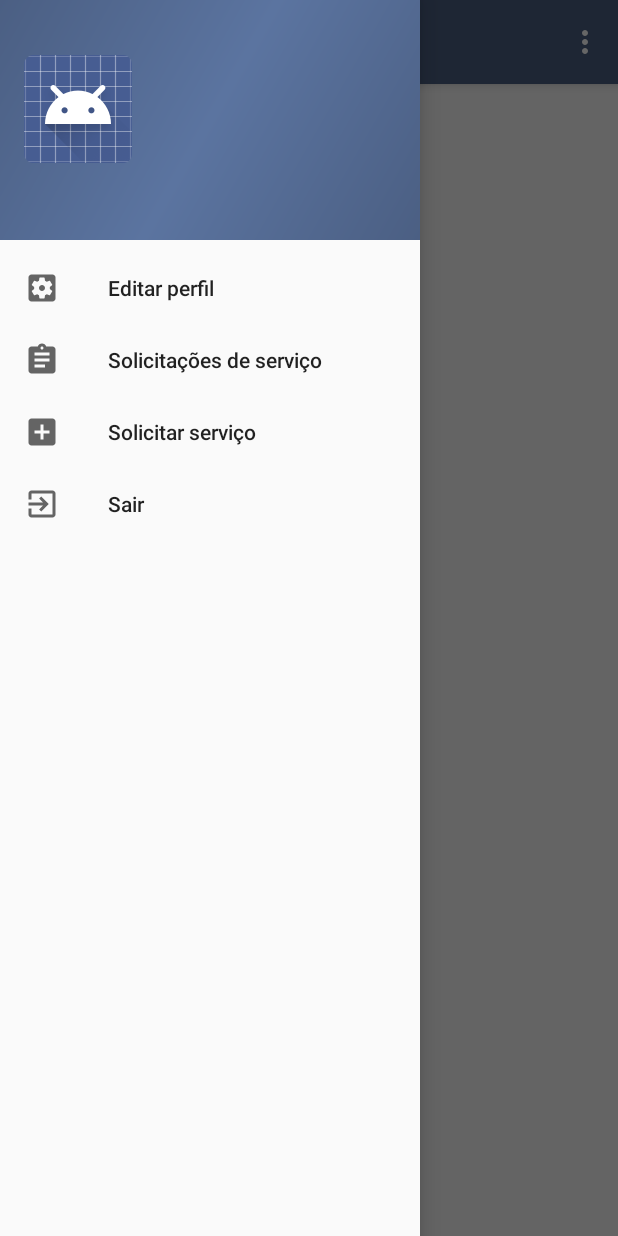
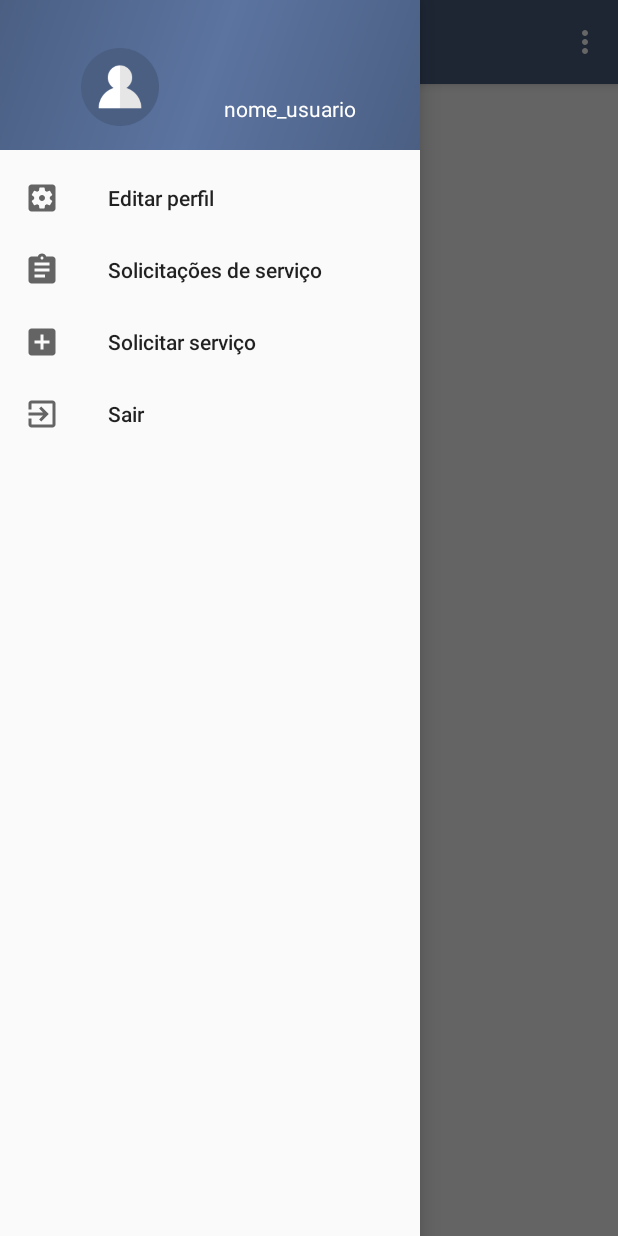
Before and after one commit to BrunoFelix/JoinService, an Android app: the ListOrderConsumerActivity screen opened directly, with no data from a screen before it, with the side drawer open, on a phone screen of 412 x 824 dp. Run offline under Robolectric (Android 15) with nearby library versions, the phone set to English and light mode, and no system bars; 1 statement that could not run was skipped.

Commit message:
Usuario: Função de Cadastrar funcionando e ajuste no alterar.

```diff
--- a/app/src/main/java/Fachada/Fachada.java
+++ b/app/src/main/java/Fachada/Fachada.java
@@ -30,8 +30,12 @@ public class Fachada {
     public Usuario usuarioLogar(String email, String senha) throws NegocioException {
         return usuarioNegocio.logar(email, senha);
     }
-    public  void usuarioAlterar (Usuario usuario){
+    public void usuarioAlterar (Usuario usuario){
        usuarioNegocio.alterar(usuario);
     }
 
+    public void usuarioInserir(Usuario usuario){
+        usuarioNegocio.inserir(usuario);
+    }
+
 }
--- a/app/src/main/java/Negocio/UsuarioNegocio.java
+++ b/app/src/main/java/Negocio/UsuarioNegocio.java
@@ -27,6 +27,10 @@ public class UsuarioNegocio {
         //return 1;
     }
 
+    public void inserir(Usuario usuario){
+        usuarioDAO.salvar(usuario);
+    }
+
     //############################## VALIDAÇÕES ############################## //
 
     public void validarLogin(String email, String senha) throws NegocioException {
--- a/app/src/main/java/Util/FormularioHelper.java
+++ b/app/src/main/java/Util/FormularioHelper.java
@@ -35,7 +35,7 @@ public class FormularioHelper {
         usuario.setNome(campoNome.getText().toString());
         usuario.setEmail(campoEmail.getText().toString());
         usuario.setSenha(campoSenha.getText().toString());
-        usuario.setSenha(campoConfirmarSenha.getText().toString());
+        //usuario.setSenha(campoConfirmarSenha.getText().toString());
         usuario.setCelular(campoTelefone.getText().toString());
         return usuario;
     }
--- a/app/src/main/java/com/joinservice/joinservice/principal/consumer/ListOrderConsumerActivity.java
+++ b/app/src/main/java/com/joinservice/joinservice/principal/consumer/ListOrderConsumerActivity.java
@@ -14,6 +14,7 @@ import android.support.v7.widget.Toolbar;
 import android.view.Menu;
 import android.view.MenuItem;
 import android.widget.EditText;
+import android.widget.ImageView;
 import android.widget.TextView;
 import android.widget.Toast;
 
@@ -24,6 +25,9 @@ import basica.Usuario;
 
 public class ListOrderConsumerActivity extends AppCompatActivity
         implements NavigationView.OnNavigationItemSelectedListener {
+
+    TextView nomeUsuario;
+    ImageView fotoUsuario;
 
     @Override
     protected void onCreate(Bundle savedInstanceState) {
@@ -49,6 +53,9 @@ public class ListOrderConsumerActivity extends AppCompatActivity
             }
         });*/
 
+
+        //fotoUsuario = (ImageView) findViewById(R.id.imageViewPrincipalUsuario);
+
         DrawerLayout drawer = (DrawerLayout) findViewById(R.id.drawer_layout);
         ActionBarDrawerToggle toggle = new ActionBarDrawerToggle(
                 this, drawer, toolbar, R.string.navigation_drawer_open, R.string.navigation_drawer_close);
@@ -57,6 +64,11 @@ public class ListOrderConsumerActivity extends AppCompatActivity
 
         NavigationView navigationView = (NavigationView) findViewById(R.id.nav_view);
         navigationView.setNavigationItemSelectedListener(this);
+        View header=navigationView.getHeaderView(0);
+
+        nomeUsuario = (TextView) header.findViewById(R.id.textViewPrincipalNomeUsuario);
+        nomeUsuario.setText(usuario.getNome());
+
     }
 
     @Override
--- a/app/src/main/java/com/joinservice/joinservice/register/RegisterEmailActivity.java
+++ b/app/src/main/java/com/joinservice/joinservice/register/RegisterEmailActivity.java
@@ -14,6 +14,7 @@ import basica.Usuario;
 public class RegisterEmailActivity extends AppCompatActivity {
 
     EditText email;
+    Usuario usuario;
 
     @Override
     protected void onCreate(Bundle savedInstanceState) {
@@ -22,8 +23,7 @@ public class RegisterEmailActivity extends AppCompatActivity {
     }
 
     public void proximo(View v) {
-
-        Usuario usuario = new Usuario();
+        usuario = new Usuario();
         email = (EditText) findViewById(R.id.editTextCadastroEmail);
 
         if (email.getText().toString().isEmpty()) {
@@ -31,6 +31,7 @@ public class RegisterEmailActivity extends AppCompatActivity {
         } else {
             usuario.setEmail(email.getText().toString());
             Intent itProximo = new Intent(this, RegisterProfileActivity.class);
+            itProximo.putExtra("usuario", usuario);
             startActivity(itProximo);
         }
 
--- a/app/src/main/java/com/joinservice/joinservice/register/RegisterProfileActivity.java
+++ b/app/src/main/java/com/joinservice/joinservice/register/RegisterProfileActivity.java
@@ -14,16 +14,19 @@ import basica.Usuario;
 public class RegisterProfileActivity extends AppCompatActivity {
 
     EditText nome, senha, confirmarSenha;
+    Usuario usuario;
 
     @Override
     protected void onCreate(Bundle savedInstanceState) {
         super.onCreate(savedInstanceState);
         setContentView(R.layout.activity_register_profile);
+
+        Intent intent  = getIntent();
+        usuario = (Usuario) intent.getSerializableExtra("usuario");
     }
 
     public void proximo(View v) {
 
-        Usuario usuario = new Usuario();
         nome = (EditText) findViewById(R.id.editTextCadastroNomeCompleto);
         senha = (EditText) findViewById(R.id.editTextCadastroSenha);
         confirmarSenha = (EditText) findViewById(R.id.editTextCadastroSenhaConfirmacao);
@@ -37,6 +40,7 @@ public class RegisterProfileActivity extends AppCompatActivity {
             usuario.setSenha(senha.getText().toString());
 
             Intent itProximo = new Intent(this, RegisterPictureActivity.class);
+            itProximo.putExtra("usuario", usuario);
             startActivity(itProximo);
         }
 
--- a/app/src/main/res/layout/activity_register_picture.xml
+++ b/app/src/main/res/layout/activity_register_picture.xml
@@ -44,7 +44,7 @@
                 android:layout_width="match_parent"
                 android:layout_height="wrap_content"
                 android:text="@string/texto_cadastro_foto_1"
-                android:onClick="addFoto"
+                android:onClick="proximo"
                 android:background="@drawable/screen_border"
                 android:textColor="@color/colorBranco"/>
 
--- a/app/src/main/res/layout/nav_header_list_order_consumer.xml
+++ b/app/src/main/res/layout/nav_header_list_order_consumer.xml
@@ -5,7 +5,7 @@
     android:layout_height="@dimen/nav_header_height"
     android:background="@drawable/side_nav_bar"
     android:gravity="bottom"
-    android:orientation="vertical"
+    android:orientation="horizontal"
     android:paddingBottom="@dimen/activity_vertical_margin"
     android:paddingLeft="@dimen/activity_horizontal_margin"
     android:paddingRight="@dimen/activity_horizontal_margin"
@@ -13,17 +13,21 @@
     android:theme="@style/ThemeOverlay.AppCompat.Dark">
 
     <ImageView
-        android:id="@+id/imageView"
+        android:id="@+id/imageViewPrincipalUsuario"
         android:layout_width="wrap_content"
         android:layout_height="wrap_content"
         android:paddingTop="@dimen/nav_header_vertical_spacing"
+        android:src="@drawable/icon_user"
         app:srcCompat="@android:drawable/sym_def_app_icon" />
 
     <TextView
         android:layout_width="match_parent"
         android:layout_height="wrap_content"
         android:paddingTop="@dimen/nav_header_vertical_spacing"
-        android:id="@+id/nome_usuario"
+        android:id="@+id/textViewPrincipalNomeUsuario"
+        android:text="nome_usuario"
+        android:layout_marginLeft="5dp"
+        android:layout_marginTop="2dp"
         android:textAppearance="@style/TextAppearance.AppCompat.Body1" />
 
 </LinearLayout>
--- a/app/src/main/res/values/dimens.xml
+++ b/app/src/main/res/values/dimens.xml
@@ -3,6 +3,6 @@
     <dimen name="activity_horizontal_margin">16dp</dimen>
     <dimen name="activity_vertical_margin">16dp</dimen>
     <dimen name="nav_header_vertical_spacing">16dp</dimen>
-    <dimen name="nav_header_height">160dp</dimen>
+    <dimen name="nav_header_height">100dp</dimen>
     <dimen name="fab_margin">16dp</dimen>
 </resources>
```
Also changed, not shown: app/src/main/java/com/joinservice/joinservice/EditProfile.java (+10 -2 lines), app/src/main/java/com/joinservice/joinservice/TelaLogin.java (+6 -1 lines), app/src/main/java/com/joinservice/joinservice/register/RegisterPhoneActivity.java (+10 -2 lines), app/src/main/java/com/joinservice/joinservice/register/RegisterPictureActivity.java (+12 -0 lines), app/src/main/res/layout/activity_tela_login.xml (+8 -2 lines), app/src/main/res/layout/activity_tela_principal.xml (+11 -6 lines).
